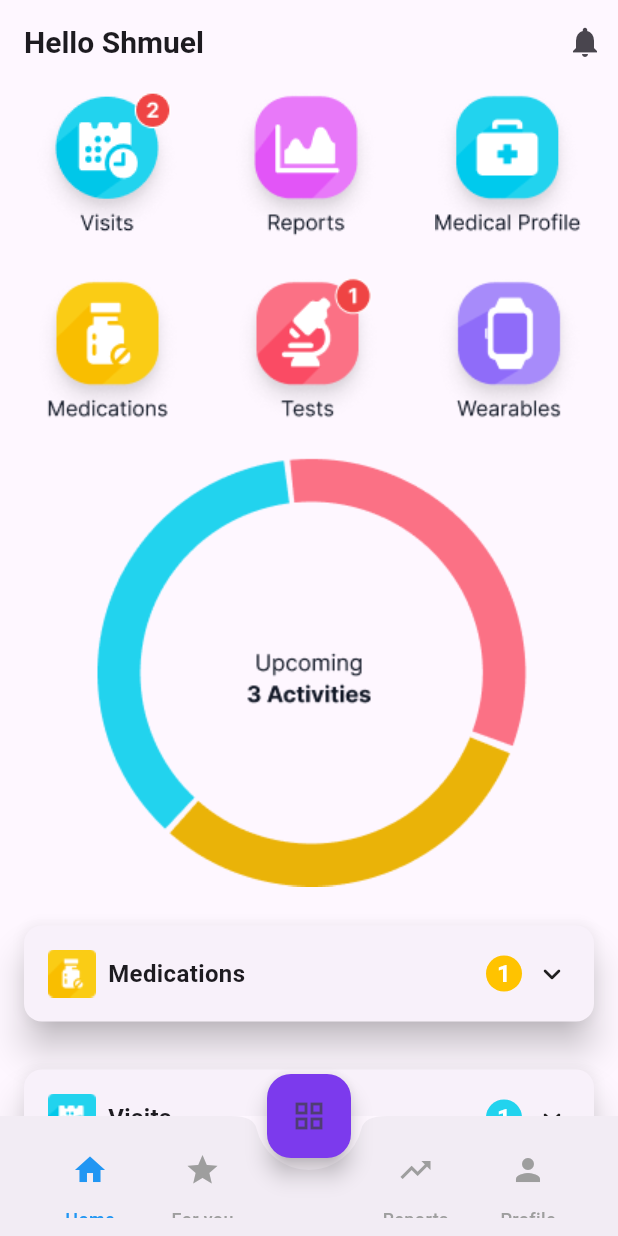
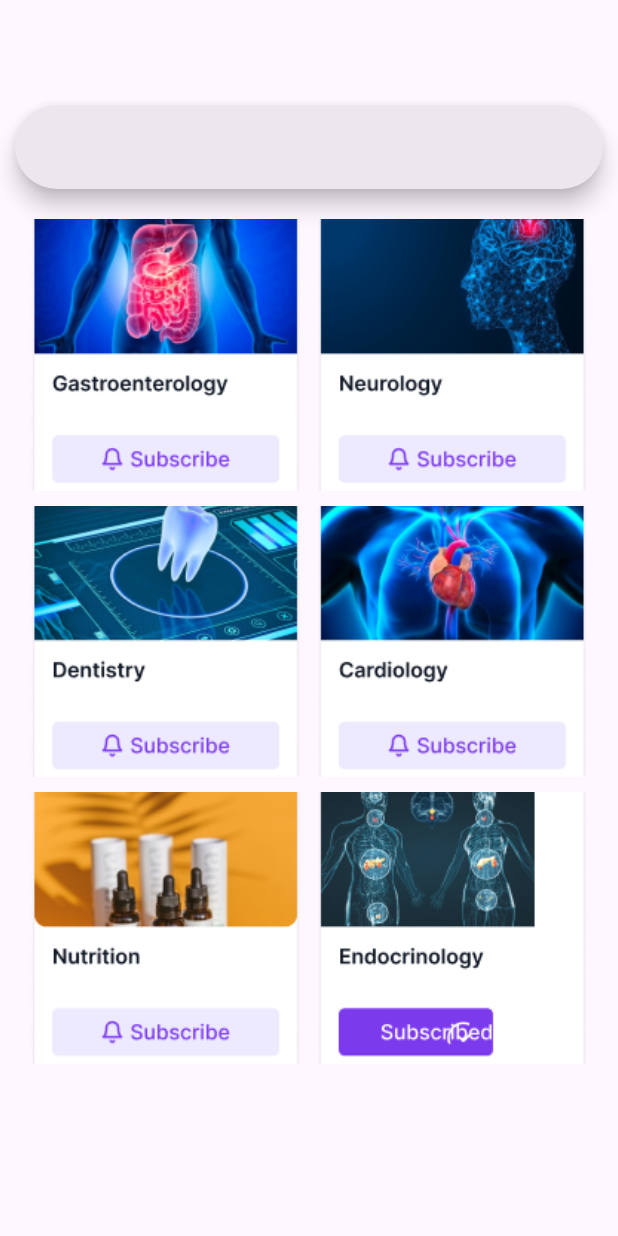
Before and after one commit to zahrawm/Medi-board-projects, a Flutter app: the screen it shows after launch, after a tap on the "trending up" icon, on a phone screen of 412 x 824 dp. Run offline on Flutter 3.47's test engine with Material 3 defaults, Android fonts, the light colour scheme and no system bars.

Commit message:
Codes updated

```diff
--- a/medi_ui/lib/screen/home_screen.dart
+++ b/medi_ui/lib/screen/home_screen.dart
@@ -1,6 +1,14 @@
 import 'package:flutter/material.dart';
+import 'package:medi_ui/screen/for_you_screen.dart';
+import 'package:medi_ui/screen/medical_test_screen.dart';
+import 'package:medi_ui/screen/medication_screen.dart';
+import 'package:medi_ui/screen/profile_screen.dart';
+import 'package:medi_ui/screen/report_screen.dart';
 import 'package:medi_ui/screen/visit_screen.dart';
+import 'package:medi_ui/screen/wearable_screen.dart';
 import 'package:medi_ui/widgets/medical_widgets.dart';
+
+
 
 class HomeScreen extends StatelessWidget {
   const HomeScreen({super.key});
@@ -9,7 +17,7 @@ class HomeScreen extends StatelessWidget {
   Widget build(BuildContext context) {
     return Scaffold(
       appBar: AppBar(
-        title: Text(
+        title: const Text(
           'Hello Shmuel',
           style: TextStyle(fontWeight: FontWeight.bold, fontSize: 20),
         ),
@@ -23,7 +31,7 @@ class HomeScreen extends StatelessWidget {
         ],
       ),
       bottomNavigationBar: BottomAppBar(
-        shape: CircularNotchedRectangle(),
+        shape: const CircularNotchedRectangle(),
         notchMargin: 8,
         child: Padding(
           padding: const EdgeInsets.symmetric(horizontal: 20),
@@ -35,22 +43,35 @@ class HomeScreen extends StatelessWidget {
                   Icons.home,
                   "Home",
                   Colors.blue,
+                  () {},
                 ),
                 _buildNavItem(
                   Icons.star,
                   "For you",
                   Colors.grey,
+                  () => Navigator.push(
+                      context,
+                      MaterialPageRoute(
+                          builder: (context) => const ForYouScreen())),
                 ),
-                SizedBox(width: 40),
+                const SizedBox(width: 40),
                 _buildNavItem(
                   Icons.trending_up_outlined,
                   "Reports",
                   Colors.grey,
+                  () => Navigator.push(
+                      context,
+                      MaterialPageRoute(
+                          builder: (context) => const ReportScreen())),
                 ),
                 _buildNavItem(
                   Icons.person,
                   "Profile",
                   Colors.grey,
+                  () => Navigator.push(
+                      context,
+                      MaterialPageRoute(
+                          builder: (context) => const ProfileScreen())),
                 ),
               ],
             ),
@@ -59,8 +80,8 @@ class HomeScreen extends StatelessWidget {
       ),
       floatingActionButton: FloatingActionButton(
         onPressed: () {},
-        backgroundColor: Color.fromRGBO(124, 58, 237, 1.0),
-        child: Icon(Icons.grid_view),
+        backgroundColor: const Color.fromRGBO(124, 58, 237, 1.0),
+        child: const Icon(Icons.grid_view),
       ),
       floatingActionButtonLocation: FloatingActionButtonLocation.centerDocked,
       body: SingleChildScrollView(
@@ -78,85 +99,113 @@ class HomeScreen extends StatelessWidget {
                         MaterialPageRoute(builder: (context) => VisitScreen()),
                       );
                     },
-                    child: Image.asset(
-                      'assets/visits.png',
+                    child: Image.asset('assets/visits.png'),
                   ),
+                  const SizedBox(width: 10),
+                  GestureDetector(
+                    onTap: () {
+                      Navigator.push(
+                        context,
+                        MaterialPageRoute(
+                            builder: (context) => const ReportScreen()),
+                      );
+                    },
+                    child: Image.asset('assets/reports.png'),
                   ),
-                  SizedBox(
-                    width: 10,
+                  const SizedBox(width: 10),
+                  GestureDetector(
+                    onTap: () {
+                      Navigator.push(
+                        context,
+                        MaterialPageRoute(
+                            builder: (context) => const ProfileScreen()),
+                      );
+                    },
+                    child: Image.asset('assets/medical_profile.png'),
                   ),
-                  Image.asset('assets/reports.png'),
-                  SizedBox(
-                    width: 10,
-                  ),
-                  Image.asset('assets/medical_profile.png')
                 ],
               ),
             ),
-            SizedBox(
-              height: 15,
-            ),
+            const SizedBox(height: 15),
             Padding(
-              padding: EdgeInsets.symmetric(horizontal: 10),
+              padding: const EdgeInsets.symmetric(horizontal: 10),
               child: Row(
                 mainAxisAlignment: MainAxisAlignment.spaceEvenly,
                 children: [
-                  Image.asset(
-                    'assets/medications.png',
+                  GestureDetector(
+                    onTap: () {
+                      Navigator.push(
+                        context,
+                        MaterialPageRoute(
+                            builder: (context) => const MedicationScreen()),
+                      );
+                    },
+                    child: Image.asset('assets/medications.png'),
                   ),
-                  SizedBox(
-                    width: 10,
+                  const SizedBox(width: 10),
+                  GestureDetector(
+                    onTap: () {
+                      Navigator.push(
+                        context,
+                        MaterialPageRoute(
+                            builder: (context) => const MedicalTestScreen()),
+                      );
+                    },
+                    child: Image.asset('assets/medical_test.png'),
                   ),
-                  Image.asset('assets/medical_test.png'),
-                  SizedBox(
-                    width: 10,
+                  const SizedBox(width: 10),
+                  GestureDetector(
+                    onTap: () {
+                      Navigator.push(
+                        context,
+                        MaterialPageRoute(
+                            builder: (context) => const WearableScreen()),
+                      );
+                    },
+                    child: Image.asset('assets/wearabls.png'),
                   ),
-                  Image.asset('assets/wearabls.png')
                 ],
               ),
             ),
-            SizedBox(
-              height: 10,
-            ),
+            const SizedBox(height: 10),
             Image.asset('assets/chart.png'),
-            SizedBox(
-              height: 10,
-            ),
+            const SizedBox(height: 10),
             MedicalWidgets(
               image: 'assets/medi.png',
               text: 'Medications',
-              color: Color.fromRGBO(255, 195, 0, 1.0),
+              color: const Color.fromRGBO(255, 195, 0, 1.0),
             ),
             MedicalWidgets(
               image: 'assets/medi_visits.png',
               text: 'Visits',
-              color: Color.fromRGBO(34, 211, 238, 1.0),
+              color: const Color.fromRGBO(34, 211, 238, 1.0),
             ),
             MedicalWidgets(
               image: 'assets/tele.png',
               text: 'Tests',
-              color: Color.fromRGBO(251, 113, 133, 1.0),
+              color: const Color.fromRGBO(251, 113, 133, 1.0),
             ),
           ],
         ),
       ),
     );
   }
-}
 
-Widget _buildNavItem(IconData icon, String label, Color color) {
+  Widget _buildNavItem(
+      IconData icon, String label, Color color, VoidCallback onPressed) {
     return Column(
       mainAxisSize: MainAxisSize.min,
       children: [
         IconButton(
           icon: Icon(icon, color: color),
-        onPressed: () {},
+          onPressed: onPressed,
         ),
         Text(
           label,
-        style:
-            TextStyle(color: color, fontSize: 12, fontWeight: FontWeight.w500),
+          style: TextStyle(
+              color: color, fontSize: 12, fontWeight: FontWeight.w500),
         ),
       ],
     );
   }
+}
--- a/medi_ui/lib/screen/report_screen.dart
+++ b/medi_ui/lib/screen/report_screen.dart
@@ -1,10 +1,32 @@
 import 'package:flutter/material.dart';
+import 'package:medi_ui/widgets/grid.dart';
 
 class ReportScreen extends StatelessWidget {
   const ReportScreen({super.key});
 
   @override
   Widget build(BuildContext context) {
-    return const Placeholder();
+    return Scaffold(
+      body: Padding(
+        padding: const EdgeInsets.all(10),
+        child: Column(
+          crossAxisAlignment: CrossAxisAlignment.start,
+          children: [
+            SizedBox(
+              height: 50,
+            ),
+            SizedBox(
+              height: 10,
+            ),
+            // needs to update the search bar
+            SearchBar(),
+            SizedBox(
+              height: 10,
+            ),
+            SimpleGridView()
+          ],
+        ),
+      ),
+    );
   }
 }
--- /dev/null
+++ b/medi_ui/lib/widgets/grid.dart
@@ -0,0 +1,24 @@
+import 'package:flutter/material.dart';
+
+class SimpleGridView extends StatelessWidget {
+  const SimpleGridView({super.key});
+
+  @override
+  Widget build(BuildContext context) {
+    return Expanded(
+      child: GridView.count(
+          crossAxisCount: 2,
+          padding: const EdgeInsets.all(10),
+          mainAxisSpacing: 10,
+          crossAxisSpacing: 10,
+          children: [
+            Image.asset('assets/gastro.png', fit: BoxFit.cover),
+            Image.asset('assets/neuro.png', fit: BoxFit.cover),
+            Image.asset('assets/denistry.png', fit: BoxFit.cover),
+            Image.asset('assets/cardio.png', fit: BoxFit.cover),
+            Image.asset('assets/nutrition.png', fit: BoxFit.cover),
+            Image.asset('assets/endo.png', fit: BoxFit.cover),
+          ]),
+    );
+  }
+}
```
Also changed, not shown: medi_ui/lib/screen/for_you_screen.dart (added, +10 -0 lines), medi_ui/lib/screen/medical_test_screen.dart (added, +10 -0 lines), medi_ui/lib/screen/medication_screen.dart (added, +10 -0 lines), medi_ui/lib/screen/profile_screen.dart (added, +10 -0 lines), medi_ui/lib/screen/wearable_screen.dart (added, +10 -0 lines), medi_ui/lib/widgets/search_bar.dart (added, +28 -0 lines), medi_ui/assets/cardio.png (added), medi_ui/assets/denistry.png (added), medi_ui/assets/endo.png (added), medi_ui/assets/gastro.png (added), medi_ui/assets/neuro.png (added), medi_ui/assets/nutrition.png (added). Lines whose indentation alone changed are shown as unchanged.
